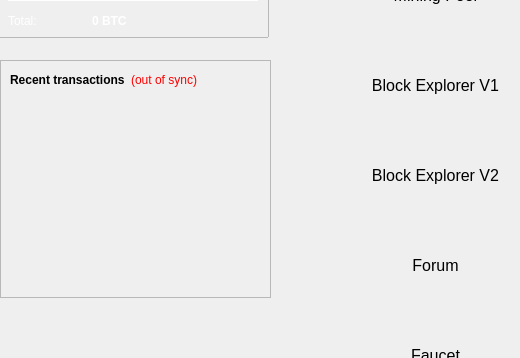
Above: src/qt/forms/overviewpage.ui from piblockchains/tatoocoin before the change; both pictures show x 0 to 520 and y 140 to 498 of the 850 by 580 pixel window. Below: the same form after it.
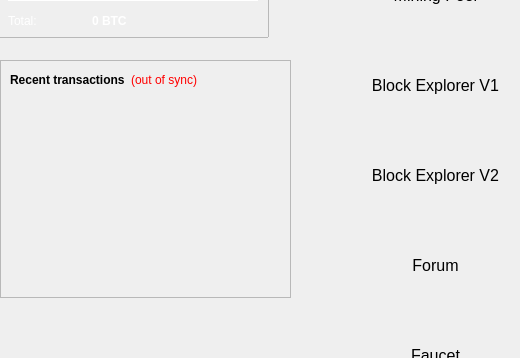
That is the form after the change.

What changed in the file:
```diff
--- a/src/qt/forms/overviewpage.ui
+++ b/src/qt/forms/overviewpage.ui
@@ -328,7 +328,7 @@
     <rect>
      <x>0</x>
      <y>200</y>
-     <width>271</width>
+     <width>291</width>
      <height>341</height>
     </rect>
    </property>
```
